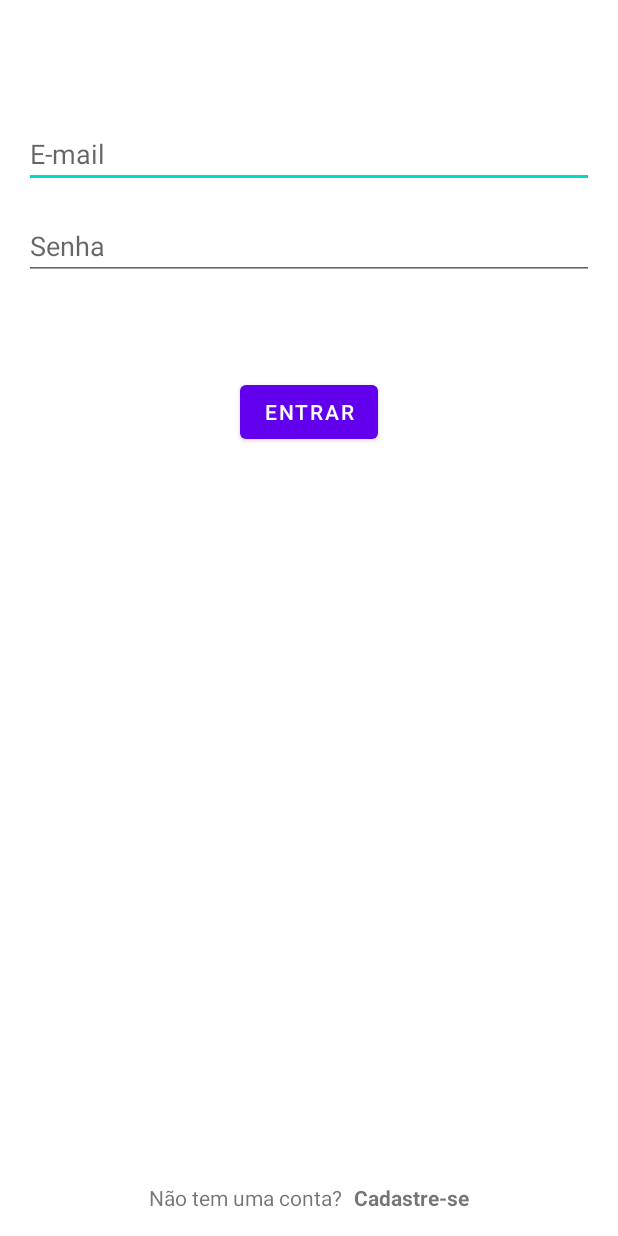
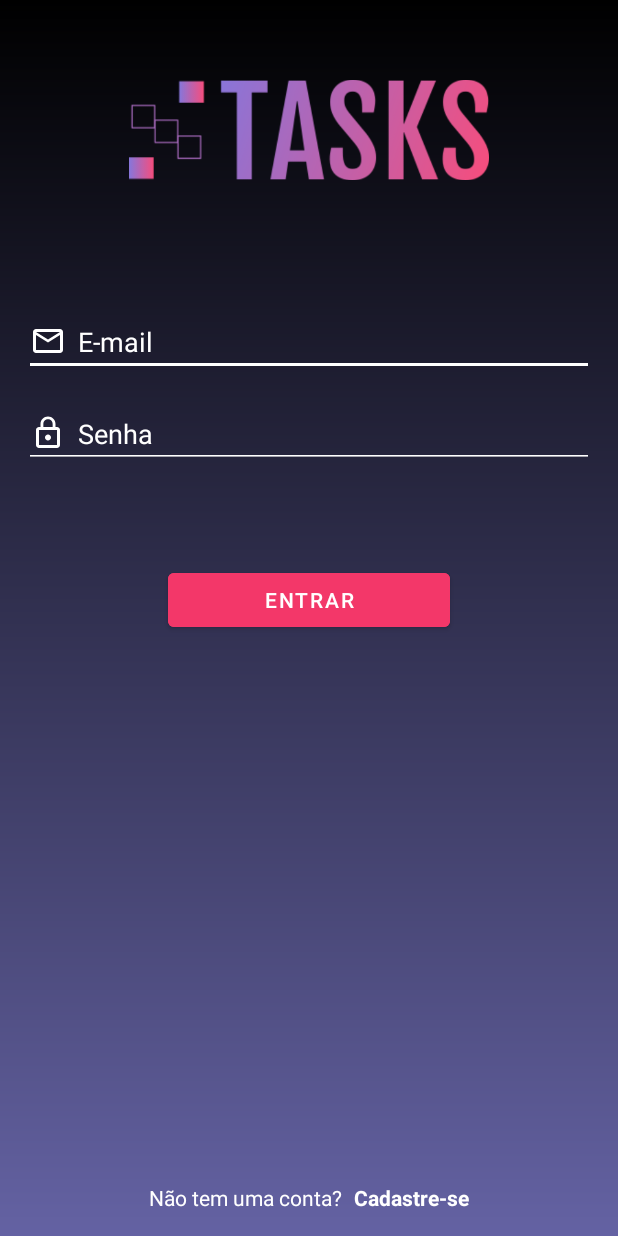
Before and after one commit to Patrick-Rafael/Tasks, an Android app: the layout activity_login.xml on its own in the app's theme, with its tools: preview values and no code run, on a phone screen of 412 x 824 dp. Run offline under Robolectric (Android 15) with nearby library versions, the phone set to English and light mode, and no system bars; network calls fail.

Commit message:
App completo

```diff
--- a/app/src/main/java/com/devmasterteam/tasks/view/LoginActivity.kt
+++ b/app/src/main/java/com/devmasterteam/tasks/view/LoginActivity.kt
@@ -26,6 +26,7 @@ class LoginActivity : AppCompatActivity(), View.OnClickListener {
 
         // Layout
         setContentView(binding.root)
+        supportActionBar?.hide()
 
         // Eventos
         binding.buttonLogin.setOnClickListener(this)
--- /dev/null
+++ b/app/src/main/res/drawable/shape_background.xml
@@ -0,0 +1,13 @@
+<?xml version="1.0" encoding="utf-8"?>
+<shape xmlns:android="http://schemas.android.com/apk/res/android"
+    android:shape="rectangle">
+
+    <gradient
+        android:angle="90"
+        android:startColor="@color/purple_500"
+        android:endColor="@color/black"
+        android:type="linear"
+
+        />
+
+</shape>
--- a/app/src/main/res/layout/activity_login.xml
+++ b/app/src/main/res/layout/activity_login.xml
@@ -4,25 +4,43 @@
     xmlns:tools="http://schemas.android.com/tools"
     android:layout_width="match_parent"
     android:layout_height="match_parent"
+    android:background="@drawable/shape_background"
     android:padding="16dp"
     tools:context=".view.LoginActivity">
 
-    <EditText
-        android:id="@+id/edit_email"
-        android:layout_width="0dp"
+    <ImageView
+
+        android:id="@+id/image_logo"
+
+
+        android:src="@drawable/ic_logotipo"
+        android:layout_width="240dp"
         android:layout_height="wrap_content"
-        android:layout_marginTop="64dp"
-        android:hint="@string/email"
-        android:inputType="textEmailAddress"
+        android:layout_marginTop="16dp"
         app:layout_constraintEnd_toEndOf="parent"
         app:layout_constraintStart_toStartOf="parent"
         app:layout_constraintTop_toTopOf="parent" />
 
     <EditText
+        android:id="@+id/edit_email"
+        style="@style/editTextWhite"
+        android:layout_width="0dp"
+        android:layout_height="wrap_content"
+        android:layout_marginTop="64dp"
+        android:drawableStart="@drawable/ic_mail"
+        android:hint="@string/email"
+        android:inputType="textEmailAddress"
+        app:layout_constraintEnd_toEndOf="parent"
+        app:layout_constraintStart_toStartOf="parent"
+        app:layout_constraintTop_toBottomOf="@id/image_logo" />
+
+    <EditText
         android:id="@+id/edit_password"
+        style="@style/editTextWhite"
         android:layout_width="0dp"
         android:layout_height="wrap_content"
         android:layout_marginTop="16dp"
+        android:drawableStart="@drawable/ic_lock"
         android:hint="@string/senha"
         android:inputType="textPassword"
         app:layout_constraintEnd_toEndOf="parent"
@@ -31,6 +49,7 @@
 
     <Button
         android:id="@+id/button_login"
+        style="@style/DefautButton"
         android:layout_width="wrap_content"
         android:layout_height="wrap_content"
         android:layout_gravity="center_horizontal"
@@ -45,6 +64,7 @@
         android:layout_width="wrap_content"
         android:layout_height="wrap_content"
         android:text="@string/nao_tem_uma_conta"
+        android:textColor="@color/white"
         app:layout_constraintBottom_toBottomOf="parent"
         app:layout_constraintEnd_toStartOf="@id/text_register"
         app:layout_constraintHorizontal_chainStyle="packed"
@@ -57,6 +77,7 @@
         android:layout_marginStart="8dp"
         android:layout_toEndOf="@id/text_new_account"
         android:text="@string/cadastre_se"
+        android:textColor="@color/white"
         android:textStyle="bold"
         app:layout_constraintBottom_toBottomOf="parent"
         app:layout_constraintEnd_toEndOf="parent"
--- a/app/src/main/res/layout/app_bar_main.xml
+++ b/app/src/main/res/layout/app_bar_main.xml
@@ -28,7 +28,9 @@
         android:layout_height="wrap_content"
         android:layout_gravity="bottom|end"
         android:layout_marginEnd="@dimen/fab_margin"
+        android:backgroundTint="@color/pink"
+        app:tint = "@color/white"
         android:layout_marginBottom="16dp"
-        app:srcCompat="@android:drawable/ic_dialog_email" />
+        app:srcCompat= "@drawable/ic_add" />
 
 </androidx.coordinatorlayout.widget.CoordinatorLayout>
--- a/app/src/main/res/layout/nav_header_main.xml
+++ b/app/src/main/res/layout/nav_header_main.xml
@@ -3,7 +3,7 @@
     xmlns:app="http://schemas.android.com/apk/res-auto"
     android:layout_width="match_parent"
     android:layout_height="@dimen/nav_header_height"
-    android:background="@drawable/side_nav_bar"
+    android:background="@drawable/shape_background"
     android:gravity="bottom"
     android:orientation="vertical"
     android:paddingLeft="@dimen/activity_horizontal_margin"
--- a/app/src/main/res/values/colors.xml
+++ b/app/src/main/res/values/colors.xml
@@ -1,10 +1,14 @@
 <?xml version="1.0" encoding="utf-8"?>
 <resources>
     <color name="purple_200">#FFBB86FC</color>
-    <color name="purple_500">#FF6200EE</color>
-    <color name="purple_700">#FF3700B3</color>
+    <color name="purple_500">#6462a3</color>
+    <color name="purple_700">#3b3a61</color>
     <color name="teal_200">#FF03DAC5</color>
     <color name="teal_700">#FF018786</color>
     <color name="black">#FF000000</color>
     <color name="white">#FFFFFFFF</color>
+    <color name="pink">#f33769</color>
+    <color name="grey_700">#FFFFFF</color>
+    <color name="grey_500">#c1c1c1</color>
+    <color name="grey_200">#535353</color>
 </resources>
--- a/app/src/main/res/values/themes.xml
+++ b/app/src/main/res/values/themes.xml
@@ -22,4 +22,40 @@
     <style name="Theme.Tasks.AppBarOverlay" parent="ThemeOverlay.AppCompat.Dark.ActionBar" />
 
     <style name="Theme.Tasks.PopupOverlay" parent="ThemeOverlay.AppCompat.Light" />
+
+        <!--Botão Customizado-->
+
+    <style name="DefautButton">
+
+        <item name="android:backgroundTint">@color/pink</item>
+        <item name="android:paddingStart">64dp</item>
+        <item name="android:paddingBottom">8dp</item>
+        <item name="android:paddingTop">8dp</item>
+        <item name="android:paddingEnd">64dp</item>
+
+    </style>
+
+    <style name="editTextWhite">
+
+        <item name="android:textColor">@color/white</item>
+        <item name="android:textColorHint">@color/white</item>
+        <item name="android:backgroundTint">@color/white</item>
+        <item name="android:drawableTint">@color/white</item>
+        <item name="android:drawablePadding">8dp</item>
+
+    </style>
+
+
+    <style name="viewDivider">
+
+        <item name="android:background">@color/grey_500</item>
+        <item name="android:width">0dp</item>
+        <item name="android:height">1dp</item>
+
+
+    </style>
+
+
+
+
 </resources>
```
Also changed, not shown: app/src/main/res/layout/activity_register.xml (+8 -0 lines), app/src/main/res/layout/activity_task_form.xml (+5 -5 lines).
